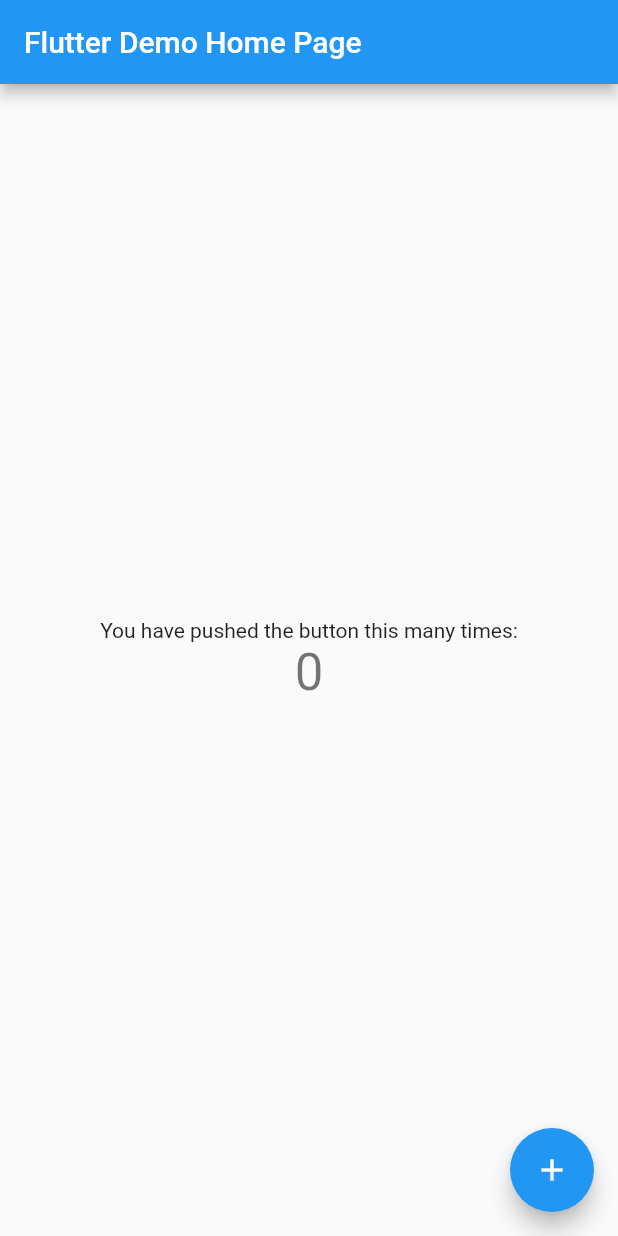
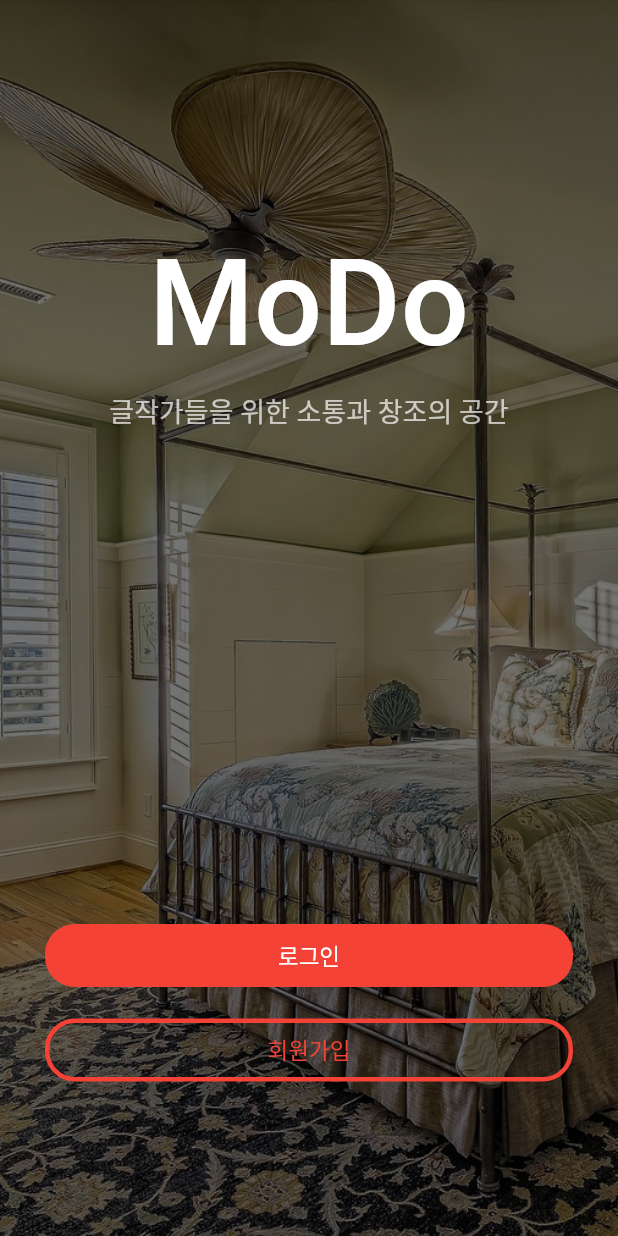
Before and after one commit to SKrns/modo, a Flutter app: the screen it shows after launch, on a phone screen of 412 x 824 dp. Run offline on Flutter 3.47's test engine with Material 2 defaults, Android fonts, the phone set to English and light mode, and no system bars; our stand-ins replace cloud_firestore, font_awesome_flutter; accounts and stored records are empty.

Commit message:
Initial Commit ------------------------------- Added UI (auth, subscribe, tab, update, update_detail), Connected to Firebase(ios), Imported provider.

```diff
--- /dev/null
+++ b/lib/assets.dart
@@ -0,0 +1,3 @@
+class ImageAssets {
+  static const String authBackImg = 'assets/room4.jpg';
+}
--- a/lib/main.dart
+++ b/lib/main.dart
@@ -1,4 +1,6 @@
 import 'package:flutter/material.dart';
+import 'package:modo/routes.dart';
+import 'package:provider/provider.dart';
 
 void main() => runApp(MyApp());
 
@@ -6,106 +8,20 @@ class MyApp extends StatelessWidget {
   // This widget is the root of your application.
   @override
   Widget build(BuildContext context) {
-    return MaterialApp(
-      title: 'Flutter Demo',
-      theme: ThemeData(
-        // This is the theme of your application.
-        //
-        // Try running your application with "flutter run". You'll see the
-        // application has a blue toolbar. Then, without quitting the app, try
-        // changing the primarySwatch below to Colors.green and then invoke
-        // "hot reload" (press "r" in the console where you ran "flutter run",
-        // or simply save your changes to "hot reload" in a Flutter IDE).
-        // Notice that the counter didn't reset back to zero; the application
-        // is not restarted.
-        primarySwatch: Colors.blue,
+    return MultiProvider(
+      providers: [
+        Provider<int>.value(value: 50),
+      ],
+      child: MaterialApp(
+        title: 'MoDo',
+        theme: ThemeData(
+          primarySwatch: Colors.blue,
+          primaryColor: Colors.orange,
+          accentColor: Colors.orangeAccent,
+        ),
+        initialRoute: '/',
+        routes: routes,
       ),
-      home: MyHomePage(title: 'Flutter Demo Home Page'),
     );
   }
 }
-
-class MyHomePage extends StatefulWidget {
-  MyHomePage({Key key, this.title}) : super(key: key);
-
-  // This widget is the home page of your application. It is stateful, meaning
-  // that it has a State object (defined below) that contains fields that affect
-  // how it looks.
-
-  // This class is the configuration for the state. It holds the values (in this
-  // case the title) provided by the parent (in this case the App widget) and
-  // used by the build method of the State. Fields in a Widget subclass are
-  // always marked "final".
-
-  final String title;
-
-  @override
-  _MyHomePageState createState() => _MyHomePageState();
-}
-
-class _MyHomePageState extends State<MyHomePage> {
-  int _counter = 0;
-
-  void _incrementCounter() {
-    setState(() {
-      // This call to setState tells the Flutter framework that something has
-      // changed in this State, which causes it to rerun the build method below
-      // so that the display can reflect the updated values. If we changed
-      // _counter without calling setState(), then the build method would not be
-      // called again, and so nothing would appear to happen.
-      _counter++;
-    });
-  }
-
-  @override
-  Widget build(BuildContext context) {
-    // This method is rerun every time setState is called, for instance as done
-    // by the _incrementCounter method above.
-    //
-    // The Flutter framework has been optimized to make rerunning build methods
-    // fast, so that you can just rebuild anything that needs updating rather
-    // than having to individually change instances of widgets.
-    return Scaffold(
-      appBar: AppBar(
-        // Here we take the value from the MyHomePage object that was created by
-        // the App.build method, and use it to set our appbar title.
-        title: Text(widget.title),
-      ),
-      body: Center(
-        // Center is a layout widget. It takes a single child and positions it
-        // in the middle of the parent.
-        child: Column(
-          // Column is also a layout widget. It takes a list of children and
-          // arranges them vertically. By default, it sizes itself to fit its
-          // children horizontally, and tries to be as tall as its parent.
-          //
-          // Invoke "debug painting" (press "p" in the console, choose the
-          // "Toggle Debug Paint" action from the Flutter Inspector in Android
-          // Studio, or the "Toggle Debug Paint" command in Visual Studio Code)
-          // to see the wireframe for each widget.
-          //
-          // Column has various properties to control how it sizes itself and
-          // how it positions its children. Here we use mainAxisAlignment to
-          // center the children vertically; the main axis here is the vertical
-          // axis because Columns are vertical (the cross axis would be
-          // horizontal).
-          mainAxisAlignment: MainAxisAlignment.center,
-          children: <Widget>[
-            Text(
-              'You have pushed the button this many times:',
-            ),
-            Text(
-              '$_counter',
-              style: Theme.of(context).textTheme.display1,
-            ),
-          ],
-        ),
-      ),
-      floatingActionButton: FloatingActionButton(
-        onPressed: _incrementCounter,
-        tooltip: 'Increment',
-        child: Icon(Icons.add),
-      ), // This trailing comma makes auto-formatting nicer for build methods.
-    );
-  }
-}
--- /dev/null
+++ b/lib/routes.dart
@@ -0,0 +1,12 @@
+import 'package:flutter/material.dart';
+import 'dart:ui' as ui;
+import 'package:modo/ui/auth_page.dart';
+import 'package:modo/ui/tab_page.dart';
+import 'package:modo/ui/updateDetail_page.dart';
+import 'package:modo/ui/update_page.dart';
+
+final routes = {
+  '/': (BuildContext context) => AuthPage(),
+  '/home': (BuildContext context) => TabPage(),
+  '/detail': (BuildContext context) => DetailPage(),
+};
--- /dev/null
+++ b/lib/ui/auth_page.dart
@@ -0,0 +1,128 @@
+import 'package:flutter/material.dart';
+import 'package:font_awesome_flutter/font_awesome_flutter.dart';
+import 'package:modo/assets.dart';
+import 'package:provider/provider.dart';
+class AuthPage extends StatefulWidget {
+  @override
+  _AuthPageState createState() => _AuthPageState();
+}
+
+class _AuthPageState extends State<AuthPage> {
+
+  bool formVisible;
+  int _formsIndex;
+
+  @override
+  void initState() {
+    // TODO: implement initState
+    super.initState();
+    formVisible = false;
+    _formsIndex = 1;
+  }
+  @override
+  Widget build(BuildContext context) {
+    var record = Provider.of<int>(context);
+    print(record);
+    return MaterialApp(
+      title: 'Welcome to flutter',
+      home: Container(
+        decoration: BoxDecoration(
+          image: DecorationImage(
+              image: AssetImage(ImageAssets.authBackImg),
+              fit: BoxFit.cover
+          ),
+        ),
+        child: Scaffold(
+          backgroundColor: Colors.transparent,
+          body: Container(
+            color: Colors.black54,
+            child: Column(
+              children: <Widget>[
+                const SizedBox(height: kToolbarHeight + 100),
+                Expanded(child: Column(
+                  children: <Widget>[
+                    Text(
+                      'MoDo',
+                      style: TextStyle(
+                        color: Colors.white,
+                        fontWeight: FontWeight.w500,
+                        fontSize: 80.0,
+                      ),
+                    ),
+                    const SizedBox(height: 10.0,),
+                    Text(
+                      "글작가들을 위한 소통과 창조의 공간",
+                      style: TextStyle(
+                        color: Colors.white70,
+                        fontSize: 18.0,
+                      ),
+                      textAlign: TextAlign.center,
+                    )
+                  ],
+                ),),
+                const SizedBox(height: 10.0),
+                Row(
+                    children: <Widget>[
+                      const SizedBox(width: 30.0),
+                      Expanded(
+                        child: RaisedButton(
+                          color: Colors.red,
+                          textColor: Colors.white,
+                          elevation: 0,
+                          shape: RoundedRectangleBorder(
+                            borderRadius: BorderRadius.circular(20.0),
+                          ),
+                          child: Padding(
+                            padding: const EdgeInsets.all(10.0),
+                            child: Text("로그인",style: TextStyle(fontSize: 15.0,),),
+                          ),
+                          onPressed: () {
+                            Navigator.pushNamed(context, '/home');
+//                          setState(() {
+//                            formVisible = true;
+//                            _formsIndex = 1;
+//                          });
+                          },
+                        ),
+                      ),
+                      const SizedBox(width: 30.0),
+                    ]
+                ),
+                const SizedBox(height: 15.0),
+                Row(
+                  children: <Widget>[
+                    const SizedBox(width: 30.0),
+                    Expanded(
+                      child: OutlineButton(
+                        borderSide: BorderSide(color: Colors.red, width: 3.0),
+                        color: Colors.red,
+                        textColor: Colors.red,
+                        shape: RoundedRectangleBorder(
+                          borderRadius: BorderRadius.circular(20.0),
+                        ),
+                        child: Padding(
+                          padding: const EdgeInsets.all(10.0),
+                          child: Text("회원가입",style: TextStyle(fontSize: 15.0,),),
+                        ),
+                        onPressed: () {
+                          setState(() {
+                            formVisible = true;
+                            _formsIndex = 2;
+                          });
+                        },
+
+                      ),
+                    ),
+                    const SizedBox(width: 30.0),
+                  ],
+                ),
+                const SizedBox(height: 100.0),
+
+              ],
+            ),
+          ),
+        ),
+      ),
+    );
+  }
+}
```
Also changed, not shown: lib/ui/tab_page.dart (added, +43 -0 lines), lib/ui/updateDetail_page.dart (added, +164 -0 lines), lib/ui/update_page.dart (added, +172 -0 lines), pubspec.yaml (+7 -52 lines), assets/books1.jpg (added), assets/room4.jpg (added), lib/models/user.dart (added), lib/ui/subscribe_page.dart (added), pubspec.lock, 21 other files.
